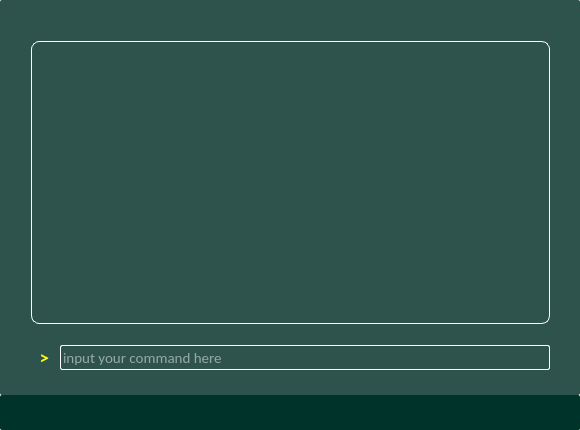
Before: the Qt Designer form Qt/TaskyDesign1/taskydesign.ui in akkudub/Tasky, drawn with Qt 5.
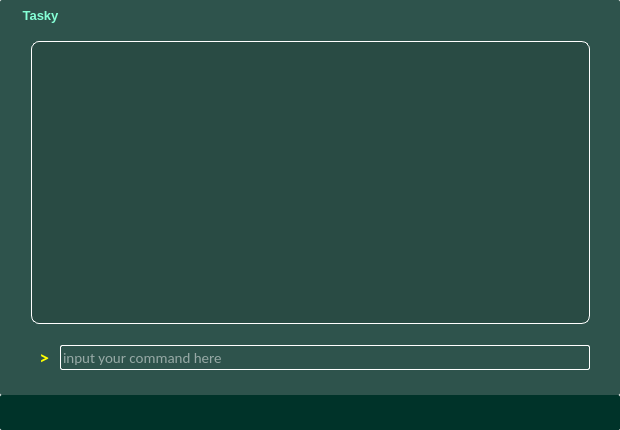
After: the same form once the commit is applied. Icons and pictures are not drawn.

The edit to the form file:
```diff
--- a/Qt/TaskyDesign1/taskydesign.ui
+++ b/Qt/TaskyDesign1/taskydesign.ui
@@ -6,7 +6,7 @@
    <rect>
     <x>0</x>
     <y>0</y>
-    <width>580</width>
+    <width>620</width>
     <height>430</height>
    </rect>
   </property>
@@ -24,7 +24,7 @@
   </property>
   <property name="maximumSize">
    <size>
-    <width>580</width>
+    <width>620</width>
     <height>430</height>
    </size>
   </property>
@@ -56,7 +56,7 @@
    </property>
    <property name="maximumSize">
     <size>
-     <width>580</width>
+     <width>620</width>
      <height>430</height>
     </size>
    </property>
@@ -71,7 +71,7 @@
      <rect>
       <x>20</x>
       <y>30</y>
-      <width>541</width>
+      <width>581</width>
       <height>351</height>
      </rect>
     </property>
@@ -89,7 +89,7 @@
        </property>
        <property name="styleSheet">
         <string notr="true">QTextEdit#DisplayPanel{
-background-color: #2E534C;
+background-color: #294B44;
 color: #FFFFFF;
 border: 1px solid  #FFFFFF;
 border-radius: 8px;
@@ -205,7 +205,7 @@
    <widget class="QToolButton" name="CloseButton">
     <property name="geometry">
      <rect>
-      <x>550</x>
+      <x>580</x>
       <y>0</y>
       <width>31</width>
       <height>31</height>
@@ -242,7 +242,7 @@
    <widget class="QToolButton" name="MinimizeButton">
     <property name="geometry">
      <rect>
-      <x>530</x>
+      <x>560</x>
       <y>0</y>
       <width>31</width>
       <height>31</height>
@@ -275,6 +275,36 @@
      </size>
     </property>
    </widget>
+   <widget class="QToolButton" name="TaskyButton">
+    <property name="geometry">
+     <rect>
+      <x>20</x>
+      <y>5</y>
+      <width>41</width>
+      <height>21</height>
+     </rect>
+    </property>
+    <property name="font">
+     <font>
+      <pointsize>10</pointsize>
+      <weight>75</weight>
+      <bold>true</bold>
+     </font>
+    </property>
+    <property name="focusPolicy">
+     <enum>Qt::NoFocus</enum>
+    </property>
+    <property name="styleSheet">
+     <string notr="true">QToolButton#TaskyButton{
+border-style: flat;
+background-color: transparent;
+color: #85FFD6;
+}</string>
+    </property>
+    <property name="text">
+     <string>Tasky</string>
+    </property>
+   </widget>
   </widget>
   <widget class="QStatusBar" name="statusBar">
    <property name="sizePolicy">
```
Left out of the diff: 18 changed lines with no effect on the pictures.
